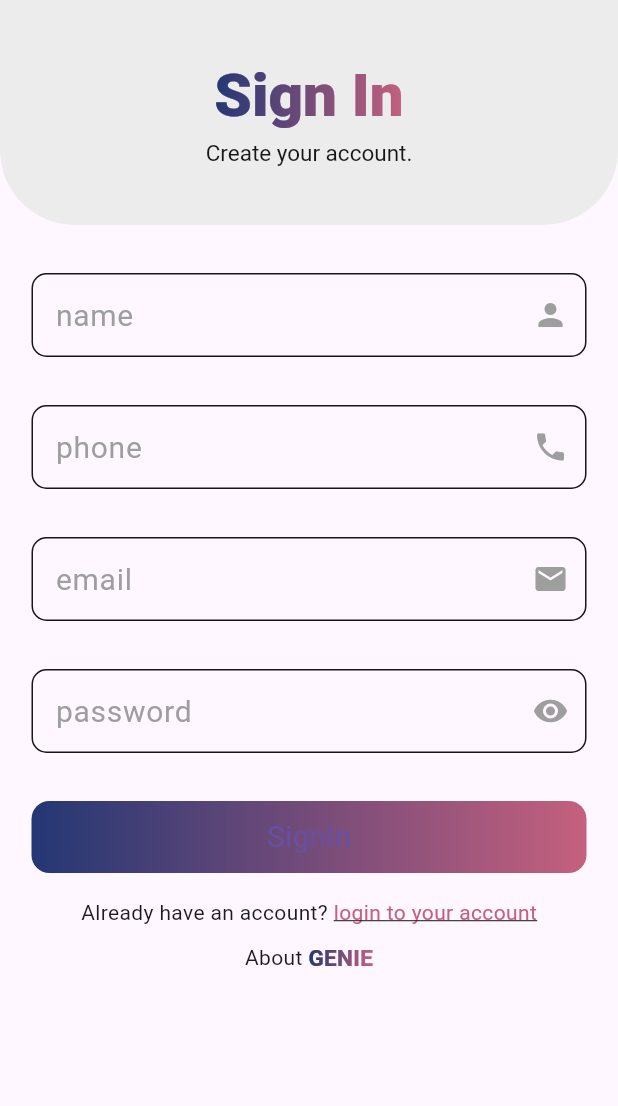
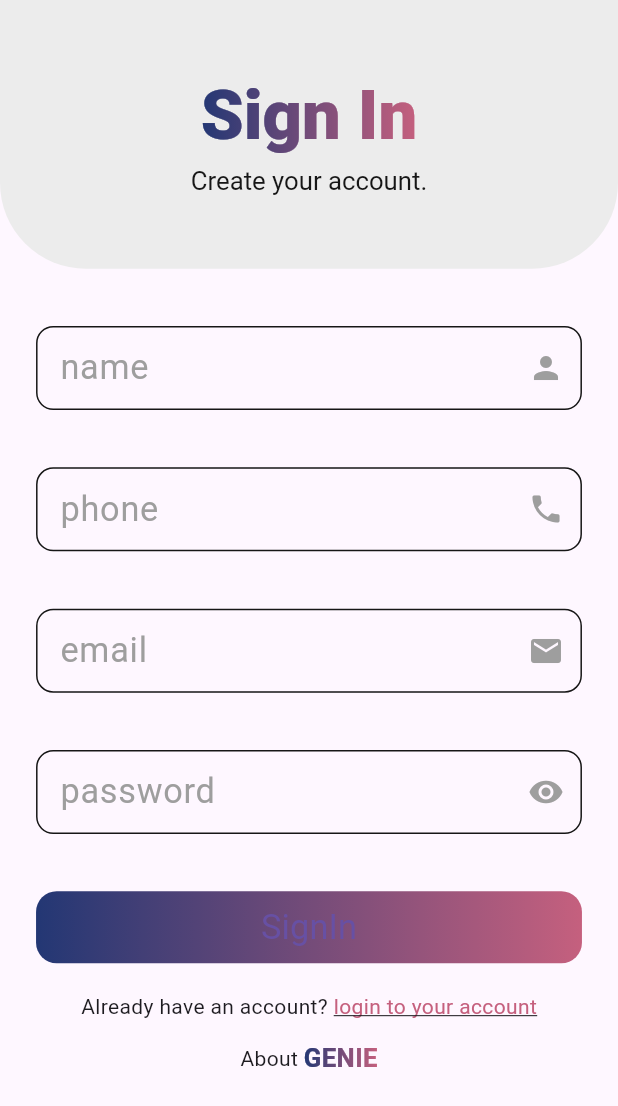
Before and after one commit to RehamHatem/GENIE, a Flutter app: the screen it shows after launch, after a tap on "LogIn", after a tap on "Create account", on a phone screen of 412 x 824 dp. Shown: the top 1106 px of the screen. Run offline on Flutter 3.47's test engine with Material 3 defaults, Android fonts, the light colour scheme and no system bars; drawn by our look-alikes of simple_gradient_text; our stand-ins replace cloud_firestore, firebase_auth, firebase_core, firebase_storage, flutter_screenutil, image_picker; accounts and stored records are empty; generated files the repository leaves out were written again.

Commit message:
responsive_UI

```diff
--- a/lib/Auth/login.dart
+++ b/lib/Auth/login.dart
@@ -1,4 +1,5 @@
 import 'package:flutter/material.dart';
+import 'package:flutter_screenutil/flutter_screenutil.dart';
 import 'package:genie/Auth/singup.dart';
 import 'package:provider/provider.dart';
 import 'package:simple_gradient_text/simple_gradient_text.dart';
@@ -38,12 +39,12 @@ class _LogInState extends State<LogIn> {
         Scaffold(
           resizeToAvoidBottomInset: false,
           appBar: AppBar(
-            toolbarHeight: 150,
+            toolbarHeight: 150.h,
             backgroundColor: Color(0xffececec),
             shape: RoundedRectangleBorder(
                 borderRadius: BorderRadius.only(
-                    bottomRight: Radius.circular(50),
-                    bottomLeft: Radius.circular(50))),
+                    bottomRight: Radius.circular(50.r),
+                    bottomLeft: Radius.circular(50.r))),
             title: Column(
               mainAxisAlignment: MainAxisAlignment.center,
               crossAxisAlignment: CrossAxisAlignment.center,
@@ -52,7 +53,7 @@ class _LogInState extends State<LogIn> {
                   "Welcome to GINIE",
                   style: TextStyle(
                     fontWeight: FontWeight.w800,
-                    fontSize: 40,
+                    fontSize: 40.sp,
                   ),
                   colors: [Color(0xff233774), Color(0xffc5607e)],
                 ),
@@ -60,22 +61,22 @@ class _LogInState extends State<LogIn> {
                   height: 3,
                 ),
                 Text("Enter your credentials to login.",
-                    style: TextStyle(fontSize: 15, color: Colors.black87)),
+                    style: TextStyle(fontSize: 15.sp, color: Colors.black87)),
               ],
             ),
             centerTitle: true,
           ),
           body: Padding(
-            padding: const EdgeInsets.only(right: 5, left: 5),
+            padding:  EdgeInsets.only(right: 5.w, left: 5.w),
             child: Form(
               key: _formKey,
               child: Padding(
-                padding: const EdgeInsets.symmetric(horizontal: 8, vertical: 16),
+                padding:  EdgeInsets.symmetric(horizontal: 8.w, vertical: 16.h),
                 child: Column(
                   crossAxisAlignment: CrossAxisAlignment.center,
                   children: [
                     Padding(
-                      padding: const EdgeInsets.symmetric(horizontal: 8, vertical: 16),
+                      padding:  EdgeInsets.symmetric(horizontal: 8.w, vertical: 16.h),
                       child: Focus(
                         onFocusChange: (hasFocus) {
                           setState(() {
@@ -89,7 +90,7 @@ class _LogInState extends State<LogIn> {
                             label: Text(
                               "email",
                               style: TextStyle(
-                                fontSize: 20,
+                                fontSize: 20.sp,
                               ),
                             ),
                             labelStyle: TextStyle(
@@ -102,13 +103,13 @@ class _LogInState extends State<LogIn> {
                             focusedErrorBorder: UnderlineInputBorder(
                                 borderSide: BorderSide(color: Color(0xffc5607e))),
                             errorBorder: OutlineInputBorder(
-                                borderRadius: BorderRadius.circular(10),
+                                borderRadius: BorderRadius.circular(10.r),
                                 borderSide: BorderSide(color: Color(0xff161616))),
                             enabledBorder: OutlineInputBorder(
-                                borderRadius: BorderRadius.circular(10),
+                                borderRadius: BorderRadius.circular(10.r),
                                 borderSide: BorderSide(color: Color(0xff161616))),
                             focusedBorder: OutlineInputBorder(
-                                borderRadius: BorderRadius.circular(10),
+                                borderRadius: BorderRadius.circular(10.r),
                                 borderSide: BorderSide(color: Color(0xff233774))),
                             errorStyle: TextStyle(color: Color(0xffc5607e)),
                           ),
@@ -122,7 +123,7 @@ class _LogInState extends State<LogIn> {
                       ),
                     ),
                     Padding(
-                      padding: const EdgeInsets.symmetric(horizontal: 8, vertical: 16),
+                      padding: EdgeInsets.symmetric(horizontal: 8.w, vertical: 16.h),
                       child: Focus(
                         onFocusChange: (hasFocus) {
                           setState(() {
@@ -136,7 +137,7 @@ class _LogInState extends State<LogIn> {
                           decoration: InputDecoration(
                               label: Text(
                                 "password",
-                                style: TextStyle(fontSize: 20),
+                                style: TextStyle(fontSize: 20.sp),
                               ),
                               labelStyle: TextStyle(
                                 color:
@@ -162,13 +163,13 @@ class _LogInState extends State<LogIn> {
                                   )),
                               focusedErrorBorder: UnderlineInputBorder(borderSide: BorderSide(color: Color(0xffc5607e))),
                               errorBorder: OutlineInputBorder(
-                                  borderRadius: BorderRadius.circular(10),
+                                  borderRadius: BorderRadius.circular(10.r),
                                   borderSide: BorderSide(color: Color(0xff161616))),
                               enabledBorder: OutlineInputBorder(
-                                  borderRadius: BorderRadius.circular(10),
+                                  borderRadius: BorderRadius.circular(10.r),
                                   borderSide: BorderSide(color: Color(0xff161616))),
                               focusedBorder: OutlineInputBorder(
-                                  borderRadius: BorderRadius.circular(10),
+                                  borderRadius: BorderRadius.circular(10.r),
                                   borderSide: BorderSide(color: Color(0xff233774))),
                               errorStyle: TextStyle(color: Color(0xffc5607e))),
 
@@ -183,14 +184,14 @@ class _LogInState extends State<LogIn> {
                     ),
                     Padding(
                       padding:
-                      const EdgeInsets.symmetric(horizontal: 8, vertical: 16.0),
+                       EdgeInsets.symmetric(horizontal: 8.w, vertical: 16.0.h),
                       child: Center(
                           child: Container(
                               width: double.infinity,
                               decoration: BoxDecoration(
                                   gradient: LinearGradient(
                                       colors: [Color(0xff233774), Color(0xffc5607e)]),
-                                  borderRadius: BorderRadius.circular(12)),
+                                  borderRadius: BorderRadius.circular(12.r)),
                               child: ElevatedButton(
                                 onPressed: () {
                                   if (_formKey.currentState!.validate()) {
@@ -218,7 +219,7 @@ class _LogInState extends State<LogIn> {
                                             content: Text(message),
                                             shape: RoundedRectangleBorder(
                                                 borderRadius:
-                                                BorderRadius.circular(25)),
+                                                BorderRadius.circular(25.r)),
                                             actions: [
                                               Center(
                                                   child: ElevatedButton(
@@ -231,7 +232,7 @@ class _LogInState extends State<LogIn> {
                                                             RoundedRectangleBorder(
                                                                 borderRadius:
                                                                 BorderRadius.circular(
-                                                                    15))),
+                                                                    15.r))),
                                                         backgroundColor:
                                                         MaterialStatePropertyAll(
                                                             Color(0xffc5607e))),
@@ -246,7 +247,7 @@ class _LogInState extends State<LogIn> {
                                 child: Text(
                                   "LogIn",
                                   style: TextStyle(
-                                      fontSize: 20, fontWeight: FontWeight.w400),
+                                      fontSize: 20.sp, fontWeight: FontWeight.w400),
                                 ),
                                 style: ButtonStyle(
                                   backgroundColor:
@@ -267,7 +268,7 @@ class _LogInState extends State<LogIn> {
                       ],
                     ),
                     SizedBox(
-                      height: 10,
+                      height: 10.h,
                     ),
                     Row(
                       mainAxisAlignment: MainAxisAlignment.center,
@@ -281,7 +282,7 @@ class _LogInState extends State<LogIn> {
                             "GENIE",
                             style: TextStyle(
                               fontWeight: FontWeight.w600,
-                              fontSize: 15,
+                              fontSize: 15.sp,
                             ),
                             colors: [Color(0xff233774), Color(0xffc5607e)],
                           ),
--- a/lib/Auth/singup.dart
+++ b/lib/Auth/singup.dart
@@ -1,4 +1,5 @@
 import 'package:flutter/material.dart';
+import 'package:flutter_screenutil/flutter_screenutil.dart';
 import 'package:simple_gradient_text/simple_gradient_text.dart';
 
 import '../network/firebase_functions.dart';
@@ -42,9 +43,9 @@ class _SignInState extends State<SignIn> {
         Scaffold(
           resizeToAvoidBottomInset: false,
           appBar: AppBar(
-            toolbarHeight: 150,
+            toolbarHeight: 150.h,
             backgroundColor: Color(0xffececec),
-            shape: RoundedRectangleBorder(borderRadius: BorderRadius.only(bottomRight: Radius.circular(50),bottomLeft: Radius.circular(50))),
+            shape: RoundedRectangleBorder(borderRadius: BorderRadius.only(bottomRight: Radius.circular(50.r),bottomLeft: Radius.circular(50.r))),
             title: Column(
               mainAxisAlignment: MainAxisAlignment.center,
               crossAxisAlignment: CrossAxisAlignment.center,
@@ -53,13 +54,13 @@ class _SignInState extends State<SignIn> {
                   "Sign In",
                   style: TextStyle(
                     fontWeight: FontWeight.w800,
-                    fontSize: 40,
+                    fontSize: 40.sp,
 
                   ),
                   colors: [Color(0xff233774), Color(0xffc5607e)],
                 ),
-                SizedBox(height: 3,),
-                Text("Create your account.",style: TextStyle(fontSize: 15,color:Color(0xff161616) )),
+                SizedBox(height: 3.h,),
+                Text("Create your account.",style: TextStyle(fontSize: 15.sp,color:Color(0xff161616) )),
               ],
             ),
             centerTitle: true,
@@ -67,16 +68,16 @@ class _SignInState extends State<SignIn> {
           ),
 
           body: Padding(
-            padding: const EdgeInsets.only(right: 5,left: 5),
+            padding:  EdgeInsets.only(right: 5.w,left: 5.w),
             child: Form(
               key: _formKey,
               child: Padding(
-                padding: const EdgeInsets.symmetric(horizontal: 8, vertical: 16),
+                padding:  EdgeInsets.symmetric(horizontal: 8.w, vertical: 16.h),
                 child: Column(
                   crossAxisAlignment: CrossAxisAlignment.center,
                   children: [
                     Padding(
-                      padding: const EdgeInsets.symmetric(horizontal: 8, vertical: 16),
+                      padding:  EdgeInsets.symmetric(horizontal: 8.w, vertical: 16.h),
                       child: Focus(
                         onFocusChange: (hasFocus) {
                           setState(() {
@@ -89,7 +90,7 @@ class _SignInState extends State<SignIn> {
                           decoration: InputDecoration(
                               label: Text(
                                 "name",
-                                style: TextStyle(fontSize: 20),
+                                style: TextStyle(fontSize: 20.sp),
                               ),
                               labelStyle: TextStyle(
                                 color: nameHasFocus ? Color(0xff233774) : Colors.grey,
@@ -100,13 +101,13 @@ class _SignInState extends State<SignIn> {
                               ),
                               focusedErrorBorder: UnderlineInputBorder(borderSide: BorderSide(color: Color(0xffc5607e))),
                               errorBorder: OutlineInputBorder(
-                                  borderRadius: BorderRadius.circular(10),
+                                  borderRadius: BorderRadius.circular(10.r),
                                   borderSide: BorderSide(color: Color(0xff161616))),
                               enabledBorder: OutlineInputBorder(
-                                  borderRadius: BorderRadius.circular(10),
+                                  borderRadius: BorderRadius.circular(10.r),
                                   borderSide: BorderSide(color: Color(0xff161616))),
                               focusedBorder: OutlineInputBorder(
-                                  borderRadius: BorderRadius.circular(10),
+                                  borderRadius: BorderRadius.circular(10.r),
                                   borderSide: BorderSide(color: Color(0xff233774))),
                               errorStyle: TextStyle(color: Color(0xffc5607e))),
                           validator: (value) {
@@ -119,7 +120,7 @@ class _SignInState extends State<SignIn> {
                       ),
                     ),
                     Padding(
-                      padding: const EdgeInsets.symmetric(horizontal: 8, vertical: 16),
+                      padding:EdgeInsets.symmetric(horizontal: 8.w, vertical: 16.h),
                       child: Focus(
                         onFocusChange: (hasFocus) {
                           setState(() {
@@ -132,7 +133,7 @@ class _SignInState extends State<SignIn> {
                           decoration: InputDecoration(
                               label: Text(
                                 "phone",
-                                style: TextStyle(fontSize: 20),
+                                style: TextStyle(fontSize: 20.sp),
                               ),
                               labelStyle: TextStyle(
                                 color: phoneHasFocus ? Color(0xff233774) : Colors.grey,
@@ -143,13 +144,13 @@ class _SignInState extends State<SignIn> {
                               ),
                               focusedErrorBorder: UnderlineInputBorder(borderSide: BorderSide(color: Color(0xffc5607e))),
                               errorBorder: OutlineInputBorder(
-                                  borderRadius: BorderRadius.circular(10),
+                                  borderRadius: BorderRadius.circular(10.r),
                                   borderSide: BorderSide(color: Color(0xff161616))),
                               enabledBorder: OutlineInputBorder(
-                                  borderRadius: BorderRadius.circular(10),
+                                  borderRadius: BorderRadius.circular(10.r),
                                   borderSide: BorderSide(color: Color(0xff161616))),
                               focusedBorder: OutlineInputBorder(
-                                  borderRadius: BorderRadius.circular(10),
+                                  borderRadius: BorderRadius.circular(10.r),
                                   borderSide: BorderSide(color: Color(0xff233774))),
                               errorStyle: TextStyle(color: Color(0xffc5607e))),
                           validator: (value) {
@@ -162,7 +163,7 @@ class _SignInState extends State<SignIn> {
                       ),
                     ),
                     Padding(
-                      padding: const EdgeInsets.symmetric(horizontal: 8, vertical: 16),
+                      padding: EdgeInsets.symmetric(horizontal: 8.w, vertical: 16.h),
                       child: Focus(
                         onFocusChange: (hasFocus) {
                           setState(() {
@@ -175,7 +176,7 @@ class _SignInState extends State<SignIn> {
                           decoration: InputDecoration(
                               label: Text(
                                 "email",
-                                style: TextStyle(fontSize: 20),
+                                style: TextStyle(fontSize: 20.sp),
                               ),
                               labelStyle: TextStyle(
                                 color: emailHasFocus ? Color(0xff233774) : Colors.grey,
@@ -186,13 +187,13 @@ class _SignInState extends State<SignIn> {
                               ),
                               focusedErrorBorder: UnderlineInputBorder(borderSide: BorderSide(color: Color(0xffc5607e))),
                               errorBorder: OutlineInputBorder(
-                                  borderRadius: BorderRadius.circular(10),
+                                  borderRadius: BorderRadius.circular(10.r),
                                   borderSide: BorderSide(color: Color(0xff161616))),
                               enabledBorder: OutlineInputBorder(
-                                  borderRadius: BorderRadius.circular(10),
+                                  borderRadius: BorderRadius.circular(10.r),
                                   borderSide: BorderSide(color: Color(0xff161616))),
                               focusedBorder: OutlineInputBorder(
-                                  borderRadius: BorderRadius.circular(10),
+                                  borderRadius: BorderRadius.circular(10.r),
                                   borderSide: BorderSide(color: Color(0xff233774))),
                               errorStyle: TextStyle(color: Color(0xffc5607e))),
                           validator: (value) {
@@ -211,7 +212,7 @@ class _SignInState extends State<SignIn> {
                       ),
                     ),
                     Padding(
-                      padding: const EdgeInsets.symmetric(horizontal: 8, vertical: 16),
+                      padding:  EdgeInsets.symmetric(horizontal: 8.w, vertical: 16.h),
                       child: Focus(
                         onFocusChange: (hasFocus) {
                           setState(() {
@@ -225,7 +226,7 @@ class _SignInState extends State<SignIn> {
                           decoration: InputDecoration(
                               label: Text(
                                 "password",
-                                style: TextStyle(fontSize: 20),
+                                style: TextStyle(fontSize: 20.sp),
                               ),
                               labelStyle: TextStyle(
                                 color:
@@ -252,13 +253,13 @@ class _SignInState extends State<SignIn> {
 
                               focusedErrorBorder: UnderlineInputBorder(borderSide: BorderSide(color: Color(0xffc5607e))),
                               errorBorder: OutlineInputBorder(
-                                  borderRadius: BorderRadius.circular(10),
+                                  borderRadius: BorderRadius.circular(10.r),
                                   borderSide: BorderSide(color: Color(0xff161616))),
                               enabledBorder: OutlineInputBorder(
-                                  borderRadius: BorderRadius.circular(10),
+                                  borderRadius: BorderRadius.circular(10.r),
                                   borderSide: BorderSide(color: Color(0xff161616))),
                               focusedBorder: OutlineInputBorder(
-                                  borderRadius: BorderRadius.circular(10),
+                                  borderRadius: BorderRadius.circular(10.r),
                                   borderSide: BorderSide(color: Color(0xff233774))),
                               errorStyle: TextStyle(color: Color(0xffc5607e))),
                           validator: (value) {
@@ -275,14 +276,14 @@ class _SignInState extends State<SignIn> {
                     ),
                     Padding(
                       padding:
-                      const EdgeInsets.symmetric(horizontal: 8, vertical: 16.0),
+                       EdgeInsets.symmetric(horizontal: 8.w, vertical: 16.0.h),
                       child: Center(
                           child: Container(
                               width: double.infinity,
                               decoration: BoxDecoration(
                                   gradient: LinearGradient(
                                       colors: [Color(0xff233774), Color(0xffc5607e)]),
-                                  borderRadius: BorderRadius.circular(12)),
+                                  borderRadius: BorderRadius.circular(12.r)),
                               child: ElevatedButton(
                                 onPressed: () {
                                   if (_formKey.currentState!.validate()) {
@@ -313,7 +314,7 @@ class _SignInState extends State<SignIn> {
                                                 content: Text(errorMessage),
                                                 shape: RoundedRectangleBorder(
                                                     borderRadius:
-                                                    BorderRadius.circular(25)),
+                                                    BorderRadius.circular(25.r)),
                                                 actions: [
                                                   Center(
                                                       child: ElevatedButton(
@@ -326,7 +327,7 @@ class _SignInState extends State<SignIn> {
                                                                 RoundedRectangleBorder(
                                                                     borderRadius:
                                                                     BorderRadius
-                                                                        .circular(15))),
+                                                                        .circular(15.r))),
                                                             backgroundColor:
                                                             MaterialStatePropertyAll(
                                                                 Color(0xffc5607e))),
@@ -341,7 +342,7 @@ class _SignInState extends State<SignIn> {
                                 child: Text(
                                   "SignIn",
                                   style: TextStyle(
-                                      fontSize: 20, fontWeight: FontWeight.w400),
+                                      fontSize: 20.sp, fontWeight: FontWeight.w400),
                                 ),
                                 style: ButtonStyle(
                                   backgroundColor:
@@ -362,7 +363,7 @@ class _SignInState extends State<SignIn> {
                       ],
                     ),
                     SizedBox(
-                      height: 10,
+                      height: 10.h,
                     ),
 
                     Row(
@@ -378,7 +379,7 @@ class _SignInState extends State<SignIn> {
                             "GENIE",
                             style: TextStyle(
                               fontWeight: FontWeight.w600,
-                              fontSize: 15,
+                              fontSize: 15.sp,
 
                             ),
                             colors: [Color(0xff233774), Color(0xffc5607e)],
--- a/lib/main.dart
+++ b/lib/main.dart
@@ -1,4 +1,5 @@
 import 'package:flutter/material.dart';
+import 'package:flutter_screenutil/flutter_screenutil.dart';
 import 'package:genie/providers/provider.dart';
 import 'package:genie/splash.dart';
 import 'package:provider/provider.dart';
@@ -24,7 +25,10 @@ class MyApp extends StatelessWidget {
   @override
   Widget build(BuildContext context) {
 
-    return MaterialApp(
+
+    return ScreenUtilInit(
+
+      child: MaterialApp(
         debugShowCheckedModeBanner: false,
         initialRoute: SplashScreen.routeName,
         routes: {
@@ -37,6 +41,7 @@ class MyApp extends StatelessWidget {
 
         },
 
+      ),
     );
   }
 }
--- a/lib/splash.dart
+++ b/lib/splash.dart
@@ -1,6 +1,7 @@
 import 'dart:async';
 
 import 'package:flutter/material.dart';
+import 'package:flutter_screenutil/flutter_screenutil.dart';
 
 import 'Auth/Authentication.dart';
 import 'Auth/login.dart';
@@ -31,20 +32,20 @@ class _SplashScreenState extends State<SplashScreen> {
         mainAxisAlignment: MainAxisAlignment.center,
         children: [
           Image(image: AssetImage("assets/images/Picture1.jpg")),
-          SizedBox(height: 20),
+          SizedBox(height: 20.h),
 
           Column(
             children: [
               Text("Search In Your Gallary",style: TextStyle(
     color: Colors.white,
     fontWeight: FontWeight.w600,
-    fontSize: 20,
+    fontSize: 20.sp,
 
     )),
               Text("Fast And Accurate",style: TextStyle(
                 color: Colors.white,
                 fontWeight: FontWeight.w600,
-                fontSize: 15,
+                fontSize: 15.sp,
 
               ))
             ],
--- a/pubspec.yaml
+++ b/pubspec.yaml
@@ -45,6 +45,7 @@ dependencies:
   flutter_staggered_grid_view: any
   cached_network_image: any
   http: any
+  flutter_screenutil: any
 
 
 dev_dependencies:
```
Also changed, not shown: lib/Auth/about_genie.dart (+6 -5 lines), lib/screens/home_screen.dart (+6 -5 lines), lib/screens/layout.dart (+14 -13 lines), lib/screens/search_screen.dart (+14 -13 lines), lib/screens/view image.dart (+4 -3 lines), pubspec.lock. Lines whose indentation alone changed are shown as unchanged.
